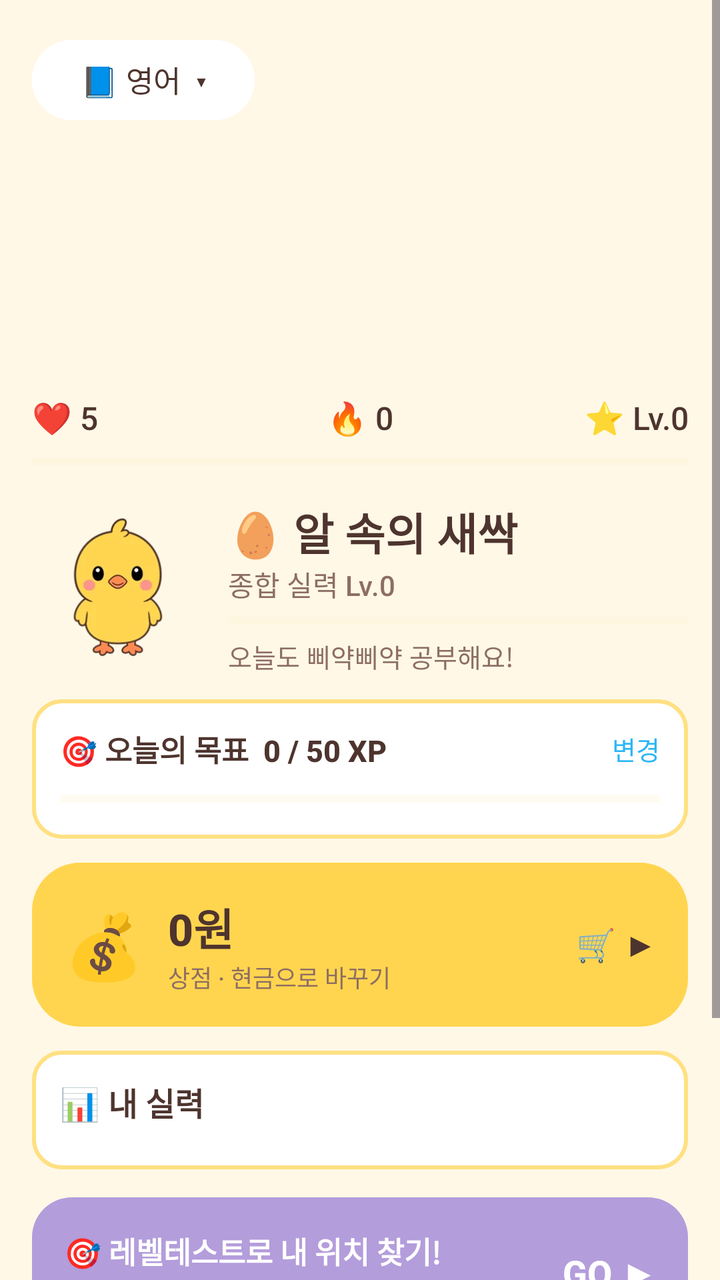
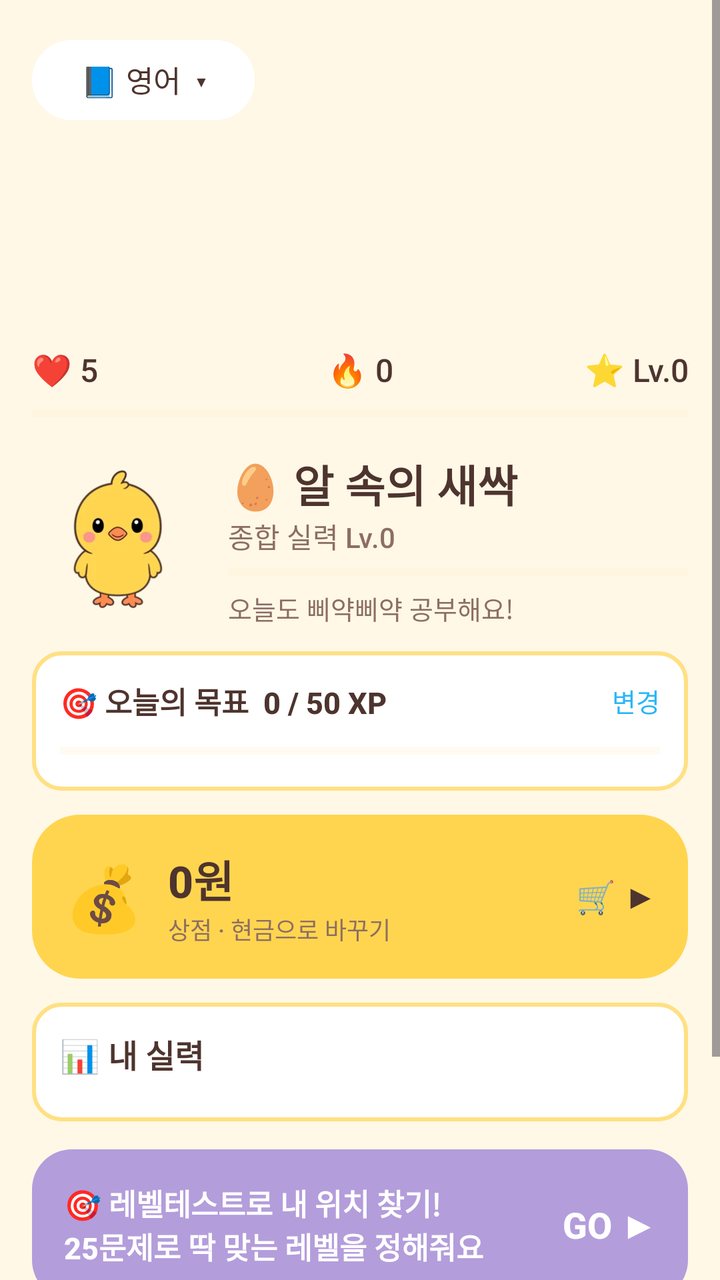

Screens rendered from an Android XML layout before and after an edit, with the pre-edit source and the edit as a unified diff.
<!-- AndroidManifest.xml: application theme Theme.Piyak -->
<!-- res/layout/activity_main.xml -->
<?xml version="1.0" encoding="utf-8"?>
<ScrollView xmlns:android="http://schemas.android.com/apk/res/android"
    android:layout_width="match_parent" android:layout_height="match_parent"
    android:fillViewport="true">

    <LinearLayout
        android:layout_width="match_parent" android:layout_height="wrap_content"
        android:orientation="vertical" android:padding="16dp">

        
        <Button android:id="@+id/btnSwitchSubject"
            android:layout_width="wrap_content" android:layout_height="wrap_content"
            android:text="📘 영어  ▾" android:textSize="15sp"
            android:backgroundTint="@color/white" android:textColor="@color/brown_text" />

        
        <ImageView android:id="@+id/imgBanner"
            android:layout_width="match_parent" android:layout_height="120dp"
            android:layout_marginTop="8dp" android:scaleType="centerCrop"
            android:contentDescription="풍경" />

        
        <LinearLayout
            android:layout_width="match_parent" android:layout_height="wrap_content"
            android:layout_marginTop="6dp"
            android:orientation="horizontal" android:gravity="center_vertical">
            <TextView android:id="@+id/txtHearts" android:layout_width="0dp" android:layout_height="wrap_content"
                android:layout_weight="1" android:textSize="16sp" android:text="❤️ 5" />
            <TextView android:id="@+id/txtStreak" android:layout_width="0dp" android:layout_height="wrap_content"
                android:layout_weight="1" android:gravity="center" android:textSize="16sp" android:text="🔥 0" />
            <TextView android:id="@+id/txtLevel" android:layout_width="0dp" android:layout_height="wrap_content"
                android:layout_weight="1" android:gravity="end" android:textSize="16sp" android:text="⭐ Lv.0" />
        </LinearLayout>

        <ProgressBar android:id="@+id/xpBar" style="?android:attr/progressBarStyleHorizontal"
            android:layout_width="match_parent" android:layout_height="10dp"
            android:layout_marginTop="6dp" android:max="100"
            android:progressTint="@color/chick_yellow_deep" android:progressBackgroundTint="@color/cream_dark" />

        
        <LinearLayout
            android:layout_width="match_parent" android:layout_height="wrap_content"
            android:orientation="horizontal" android:gravity="center_vertical"
            android:layout_marginTop="14dp">
            <ImageView android:id="@+id/imgMascot" android:layout_width="86dp" android:layout_height="86dp"
                android:src="@drawable/ck_idle" android:contentDescription="삐약이" />
            <LinearLayout android:layout_width="0dp" android:layout_height="wrap_content"
                android:layout_weight="1" android:orientation="vertical" android:layout_marginStart="12dp">
                <TextView android:id="@+id/txtRank" android:layout_width="wrap_content" android:layout_height="wrap_content"
                    android:text="🥚 알 속의 새싹" android:textSize="22sp" android:textStyle="bold" />
                <TextView android:id="@+id/txtOverall" android:layout_width="wrap_content" android:layout_height="wrap_content"
                    android:text="종합 실력 Lv.0" android:textSize="14sp" android:textColor="@color/brown_soft" />
                <ProgressBar android:id="@+id/rankBar" style="?android:attr/progressBarStyleHorizontal"
                    android:layout_width="match_parent" android:layout_height="8dp"
                    android:layout_marginTop="4dp" android:max="100"
                    android:progressTint="@color/lavender_deep" android:progressBackgroundTint="@color/cream_dark" />
                <TextView android:id="@+id/txtGreeting" android:layout_width="wrap_content" android:layout_height="wrap_content"
                    android:layout_marginTop="4dp"
                    android:text="오늘도 삐약삐약 공부해요!" android:textSize="13sp" android:textColor="@color/brown_soft" />
            </LinearLayout>
        </LinearLayout>

        
        <LinearLayout android:id="@+id/goalBox"
            android:layout_width="match_parent" android:layout_height="wrap_content"
            android:orientation="vertical" android:layout_marginTop="12dp"
            android:padding="14dp" android:background="@drawable/bg_tile">
            <LinearLayout android:layout_width="match_parent" android:layout_height="wrap_content"
                android:orientation="horizontal" android:gravity="center_vertical">
                <TextView android:id="@+id/txtGoal" android:layout_width="0dp" android:layout_height="wrap_content"
                    android:layout_weight="1" android:text="🎯 오늘의 목표  0 / 50 XP"
                    android:textSize="15sp" android:textStyle="bold" />
                <TextView android:id="@+id/txtGoalEdit" android:layout_width="wrap_content" android:layout_height="wrap_content"
                    android:text="변경" android:textSize="13sp" android:textColor="@color/sky_deep" />
            </LinearLayout>
            <ProgressBar android:id="@+id/goalBar" style="?android:attr/progressBarStyleHorizontal"
                android:layout_width="match_parent" android:layout_height="12dp"
                android:layout_marginTop="8dp" android:max="100"
                android:progressTint="@color/coral" android:progressBackgroundTint="@color/cream_dark" />
        </LinearLayout>

        
        <LinearLayout android:id="@+id/cardWallet"
            android:layout_width="match_parent" android:layout_height="wrap_content"
            android:orientation="horizontal" android:gravity="center_vertical"
            android:layout_marginTop="12dp" android:padding="16dp"
            android:background="@drawable/bg_wallet">
            <TextView android:layout_width="wrap_content" android:layout_height="wrap_content"
                android:text="💰" android:textSize="32sp" />
            <LinearLayout android:layout_width="0dp" android:layout_height="wrap_content"
                android:layout_weight="1" android:orientation="vertical" android:layout_marginStart="12dp">
                <TextView android:id="@+id/txtCoins" android:layout_width="wrap_content" android:layout_height="wrap_content"
                    android:text="0원" android:textSize="22sp" android:textStyle="bold"
                    android:textColor="@color/brown_text" />
                <TextView android:layout_width="wrap_content" android:layout_height="wrap_content"
                    android:text="상점 · 현금으로 바꾸기" android:textSize="12sp"
                    android:textColor="@color/brown_soft" />
            </LinearLayout>
            <TextView android:layout_width="wrap_content" android:layout_height="wrap_content"
                android:text="🛒 ▶" android:textSize="16sp" android:textStyle="bold"
                android:textColor="@color/brown_text" />
        </LinearLayout>

        

        

        
        <LinearLayout
            android:layout_width="match_parent" android:layout_height="wrap_content"
            android:orientation="vertical" android:layout_marginTop="12dp"
            android:padding="14dp" android:background="@drawable/bg_tile">
            <LinearLayout android:layout_width="match_parent" android:layout_height="wrap_content"
                android:orientation="horizontal" android:gravity="center_vertical">
                <TextView android:layout_width="0dp" android:layout_height="wrap_content" android:layout_weight="1"
                    android:text="📊 내 실력" android:textSize="16sp" android:textStyle="bold" />
                <TextView android:id="@+id/txtWeakest" android:layout_width="wrap_content" android:layout_height="wrap_content"
                    android:textSize="12sp" android:textColor="@color/brown_soft" />
            </LinearLayout>
            <LinearLayout android:id="@+id/skillsBox"
                android:layout_width="match_parent" android:layout_height="wrap_content"
                android:orientation="vertical" android:layout_marginTop="8dp" />
        </LinearLayout>

        
        <LinearLayout
            android:id="@+id/bannerPlacement"
            android:layout_width="match_parent" android:layout_height="wrap_content"
            android:layout_marginTop="14dp" android:background="@drawable/bg_banner"
            android:orientation="horizontal" android:padding="16dp" android:gravity="center_vertical">
            <TextView android:id="@+id/txtPlacement"
                android:layout_width="0dp" android:layout_height="wrap_content" android:layout_weight="1"
                android:text="🎯 레벨테스트로 내 위치 찾기!\n25문제로 딱 맞는 레벨을 정해줘요"
                android:textColor="@color/white" android:textSize="15sp" android:textStyle="bold" />
            <TextView android:layout_width="wrap_content" android:layout_height="wrap_content"
                android:text="GO ▶" android:textColor="@color/white" android:textSize="18sp" android:textStyle="bold" />
        </LinearLayout>

        
        <TextView android:layout_width="wrap_content" android:layout_height="wrap_content"
            android:layout_marginTop="18dp" android:text="📚 학습 코스"
            android:textSize="16sp" android:textStyle="bold" />
        <LinearLayout android:id="@+id/tracksBox"
            android:layout_width="match_parent" android:layout_height="wrap_content"
            android:orientation="vertical" android:layout_marginTop="4dp" />

        
        <LinearLayout
            android:layout_width="match_parent" android:layout_height="wrap_content"
            android:orientation="horizontal" android:layout_marginTop="12dp">
            <Button android:id="@+id/btnReview" android:layout_width="0dp" android:layout_height="wrap_content"
                android:layout_weight="1" android:text="💊 오답 0" />
            <Button android:id="@+id/btnStats" android:layout_width="0dp" android:layout_height="wrap_content"
                android:layout_weight="1" android:layout_marginStart="8dp" android:text="📊 통계" />
            <Button android:id="@+id/btnSettings" android:layout_width="0dp" android:layout_height="wrap_content"
                android:layout_weight="1" android:layout_marginStart="8dp" android:text="⚙️ 설정" />
        </LinearLayout>
    </LinearLayout>
</ScrollView>
<!-- resources referenced by this layout -->
<resources>
  <color name="brown_soft">#8D6E63</color>
  <color name="brown_text">#4E342E</color>
  <color name="chick_yellow_deep">#FFB300</color>
  <color name="coral">#FF8A80</color>
  <color name="cream_dark">#FFF0CC</color>
  <color name="lavender_deep">#7E57C2</color>
  <color name="sky_deep">#29B6F6</color>
  <color name="white">#FFFFFF</color>
  <!-- drawable bg_banner (drawable) -->
  <?xml version="1.0" encoding="utf-8"?>
  <shape xmlns:android="http://schemas.android.com/apk/res/android" android:shape="rectangle">
      <solid android:color="@color/lavender"/>
      <corners android:radius="20dp"/>
  </shape>
  <!-- drawable bg_tile (drawable) -->
  <?xml version="1.0" encoding="utf-8"?>
  <shape xmlns:android="http://schemas.android.com/apk/res/android" android:shape="rectangle">
      <solid android:color="@color/white"/>
      <stroke android:width="2dp" android:color="@color/tile_border"/>
      <corners android:radius="14dp"/>
  </shape>
  <!-- drawable bg_wallet (drawable) -->
  <?xml version="1.0" encoding="utf-8"?>
  <shape xmlns:android="http://schemas.android.com/apk/res/android" android:shape="rectangle">
      <solid android:color="@color/chick_yellow"/>
      <corners android:radius="24dp"/>
  </shape>
  <!-- drawable ck_idle: webp bitmap (drawable-nodpi, 7310 bytes) -->
  <style name="Theme.Piyak" parent="Theme.Material3.Light.NoActionBar">
          <item name="colorPrimary">@color/chick_yellow</item>
          <item name="colorOnPrimary">@color/brown_text</item>
          <item name="colorPrimaryContainer">@color/cream_dark</item>
          <item name="colorOnPrimaryContainer">@color/brown_text</item>
          <item name="colorSecondary">@color/coral</item>
          <item name="colorOnSecondary">@color/white</item>
          <item name="android:windowBackground">@color/cream</item>
          <item name="android:statusBarColor">@color/cream</item>
          <item name="android:windowLightStatusBar">true</item>
          <item name="android:navigationBarColor">@color/cream</item>
          <item name="android:textColor">@color/brown_text</item>
          <item name="android:fontFamily">sans-serif-medium</item>
      </style>
  <color name="lavender">#B39DDB</color>
  <color name="tile_border">#FFE082</color>
  <color name="chick_yellow">#FFD54F</color>
  <color name="cream">#FFF8E7</color>
</resources>

<!-- the commit's change to res/layout/activity_main.xml (unified diff, before → after) -->
@@ -15,7 +15,7 @@
 
         
         <ImageView android:id="@+id/imgBanner"
-            android:layout_width="match_parent" android:layout_height="120dp"
+            android:layout_width="match_parent" android:layout_height="96dp"
             android:layout_marginTop="8dp" android:scaleType="centerCrop"
             android:contentDescription="풍경" />
 
@@ -53,7 +53,7 @@
                 <ProgressBar android:id="@+id/rankBar" style="?android:attr/progressBarStyleHorizontal"
                     android:layout_width="match_parent" android:layout_height="8dp"
                     android:layout_marginTop="4dp" android:max="100"
-                    android:progressTint="@color/lavender_deep" android:progressBackgroundTint="@color/cream_dark" />
+                    android:progressTint="@color/chick_yellow_deep" android:progressBackgroundTint="@color/cream_dark" />
                 <TextView android:id="@+id/txtGreeting" android:layout_width="wrap_content" android:layout_height="wrap_content"
                     android:layout_marginTop="4dp"
                     android:text="오늘도 삐약삐약 공부해요!" android:textSize="13sp" android:textColor="@color/brown_soft" />
@@ -148,12 +148,24 @@
         <LinearLayout
             android:layout_width="match_parent" android:layout_height="wrap_content"
             android:orientation="horizontal" android:layout_marginTop="12dp">
-            <Button android:id="@+id/btnReview" android:layout_width="0dp" android:layout_height="wrap_content"
-                android:layout_weight="1" android:text="💊 오답 0" />
-            <Button android:id="@+id/btnStats" android:layout_width="0dp" android:layout_height="wrap_content"
-                android:layout_weight="1" android:layout_marginStart="8dp" android:text="📊 통계" />
-            <Button android:id="@+id/btnSettings" android:layout_width="0dp" android:layout_height="wrap_content"
-                android:layout_weight="1" android:layout_marginStart="8dp" android:text="⚙️ 설정" />
+            <Button android:id="@+id/btnReview" android:layout_width="0dp" android:layout_height="52dp"
+                android:layout_weight="1" android:text="💊 오답 0" android:textSize="14sp"
+                android:minWidth="0dp" android:paddingHorizontal="4dp"
+                android:insetTop="0dp" android:insetBottom="0dp"
+                android:background="@drawable/bg_card_soft" android:backgroundTint="@null"
+                android:textColor="@color/brown_text" android:stateListAnimator="@null" />
+            <Button android:id="@+id/btnStats" android:layout_width="0dp" android:layout_height="52dp"
+                android:layout_weight="1" android:layout_marginStart="8dp" android:text="📊 통계" android:textSize="14sp"
+                android:minWidth="0dp" android:paddingHorizontal="4dp"
+                android:insetTop="0dp" android:insetBottom="0dp"
+                android:background="@drawable/bg_card_soft" android:backgroundTint="@null"
+                android:textColor="@color/brown_text" android:stateListAnimator="@null" />
+            <Button android:id="@+id/btnSettings" android:layout_width="0dp" android:layout_height="52dp"
+                android:layout_weight="1" android:layout_marginStart="8dp" android:text="⚙️ 설정" android:textSize="14sp"
+                android:minWidth="0dp" android:paddingHorizontal="4dp"
+                android:insetTop="0dp" android:insetBottom="0dp"
+                android:background="@drawable/bg_card_soft" android:backgroundTint="@null"
+                android:textColor="@color/brown_text" android:stateListAnimator="@null" />
         </LinearLayout>
     </LinearLayout>
 </ScrollView>
<!-- resource entries referenced after the edit -->
@@ -5,7 +5,6 @@
   <color name="chick_yellow_deep">#FFB300</color>
   <color name="coral">#FF8A80</color>
   <color name="cream_dark">#FFF0CC</color>
-  <color name="lavender_deep">#7E57C2</color>
   <color name="sky_deep">#29B6F6</color>
   <color name="white">#FFFFFF</color>
   <!-- drawable bg_banner (drawable) -->
@@ -13,6 +12,13 @@
   <shape xmlns:android="http://schemas.android.com/apk/res/android" android:shape="rectangle">
       <solid android:color="@color/lavender"/>
       <corners android:radius="20dp"/>
+  </shape>
+  <!-- drawable bg_card_soft (drawable) -->
+  <?xml version="1.0" encoding="utf-8"?>
+  <shape xmlns:android="http://schemas.android.com/apk/res/android" android:shape="rectangle">
+      <solid android:color="@color/white" />
+      <stroke android:width="2dp" android:color="@color/cream_dark" />
+      <corners android:radius="18dp" />
   </shape>
   <!-- drawable bg_tile (drawable) -->
   <?xml version="1.0" encoding="utf-8"?>
